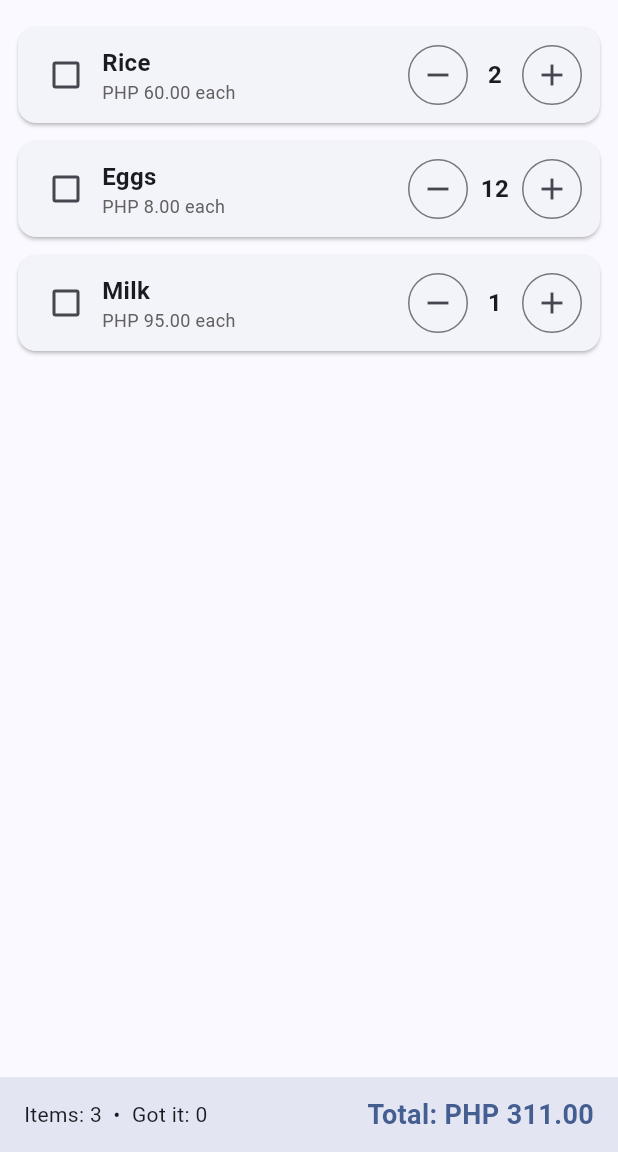
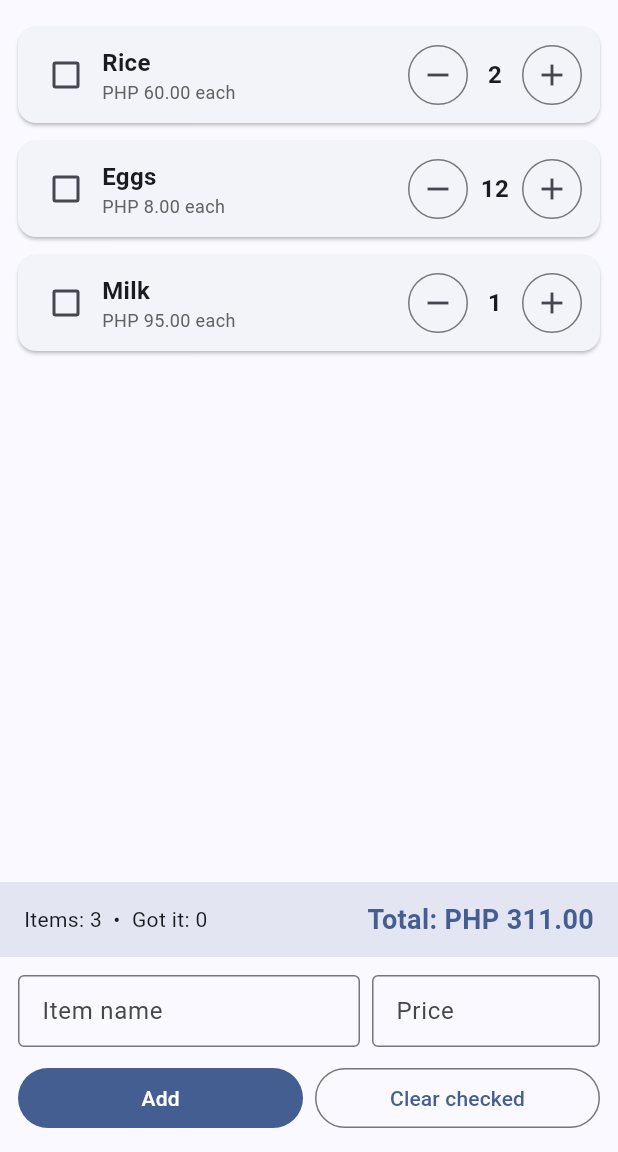
Before and after one commit to Eons-07/stateful-lab-Sabayle, a Flutter app: the screen it shows after launch, on a phone screen of 412 x 824 dp, the part 84-1236 px from its top. Run offline on Flutter 3.47's test engine with Material 3 defaults, Android fonts, the phone set to English and light mode, and no system bars.

Commit message:
Add item form, validation and clear checked

```diff
--- a/lib/main.dart
+++ b/lib/main.dart
@@ -23,6 +23,8 @@ class _CartScreenState extends State<CartScreen> {
   final List<CartItem> _items = [];
   final TextEditingController _nameController = TextEditingController();
   final TextEditingController _priceController = TextEditingController();
+  String? _nameError; // shown under the name field when validation fails
+  String? _priceError; // shown under the price field when validation fails
 
   // Runs once when the screen is created: preload the 3 sample items.
   @override
@@ -43,6 +45,22 @@ class _CartScreenState extends State<CartScreen> {
   void _increase(int i) => setState(() { if (_items[i].quantity < 99) _items[i].quantity++; }); // plus stops at 99
   void _decrease(int i) => setState(() { if (_items[i].quantity > 1) _items[i].quantity--; }); // minus never goes below 1
   void _toggle(int i) => setState(() => _items[i].gotIt = !_items[i].gotIt);
+  void _clearChecked() => setState(() => _items.removeWhere((item) => item.gotIt));
+
+  // Validates both fields: the name must not be empty and the price must be a number above 0.
+  void _addItem() {
+    final name = _nameController.text.trim();
+    final price = double.tryParse(_priceController.text.trim()); // null when the text is not a number
+    setState(() {
+      _nameError = name.isEmpty ? 'Enter an item name' : null;
+      _priceError = (price == null || price <= 0) ? 'Enter a price above 0' : null;
+      if (_nameError == null && _priceError == null) {
+        _items.add(CartItem(name: name, price: price!));
+        _nameController.clear();
+        _priceController.clear();
+      }
+    });
+  }
 
   // Derived values are computed from _items every build, so the summary is always live.
   int get _gotCount => _items.where((item) => item.gotIt).length;
@@ -53,8 +71,10 @@ class _CartScreenState extends State<CartScreen> {
     final color = Theme.of(context).colorScheme.primary;
     return Scaffold(
       appBar: AppBar(title: const Text('Mini Shopping Cart'), backgroundColor: color, foregroundColor: Colors.white),
-      body: Column(
+      body: SafeArea(
+        child: Column(
           children: [
+            // Expanded gives the ListView a bounded height inside the Column.
             Expanded(
               child: ListView.builder(
                 padding: const EdgeInsets.all(12),
@@ -62,6 +82,7 @@ class _CartScreenState extends State<CartScreen> {
                 itemBuilder: (context, i) => CartItemTile(item: _items[i], onIncrease: () => _increase(i), onDecrease: () => _decrease(i), onToggle: () => _toggle(i)),
               ),
             ),
+            // Summary bar: item count, got-it count and the live total.
             Container(
               width: double.infinity,
               color: color.withValues(alpha: 0.12),
@@ -74,7 +95,32 @@ class _CartScreenState extends State<CartScreen> {
                 ],
               ),
             ),
+            // Add item form: two fields with validation errors, then the Add and Clear checked buttons.
+            Padding(
+              padding: const EdgeInsets.all(12),
+              child: Column(
+                children: [
+                  Row(
+                    crossAxisAlignment: CrossAxisAlignment.start,
+                    children: [
+                      Expanded(flex: 3, child: TextField(controller: _nameController, decoration: InputDecoration(labelText: 'Item name', errorText: _nameError, border: const OutlineInputBorder(), isDense: true))),
+                      const SizedBox(width: 8),
+                      Expanded(flex: 2, child: TextField(controller: _priceController, keyboardType: const TextInputType.numberWithOptions(decimal: true), decoration: InputDecoration(labelText: 'Price', errorText: _priceError, border: const OutlineInputBorder(), isDense: true))),
                     ],
+                  ),
+                  const SizedBox(height: 10),
+                  Row(
+                    children: [
+                      Expanded(child: FilledButton(onPressed: _addItem, child: const Text('Add'))),
+                      const SizedBox(width: 8),
+                      Expanded(child: OutlinedButton(onPressed: _clearChecked, child: const Text('Clear checked'))),
+                    ],
+                  ),
+                ],
+              ),
+            ),
+          ],
+        ),
       ),
     );
   }
```
Lines whose indentation alone changed are shown as unchanged.
